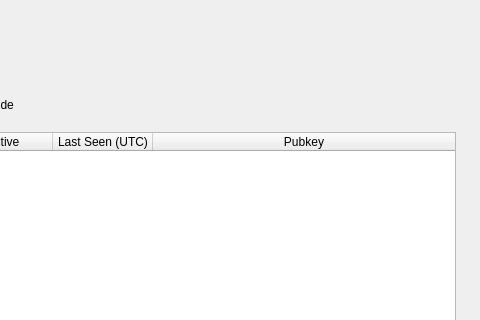
Old version of the form src/qt/forms/masternodelist.ui in the repository MichaelHDesigns/lunarium; both pictures show x 472 to 952 and y 0 to 320 of the 952 by 457 pixel window.
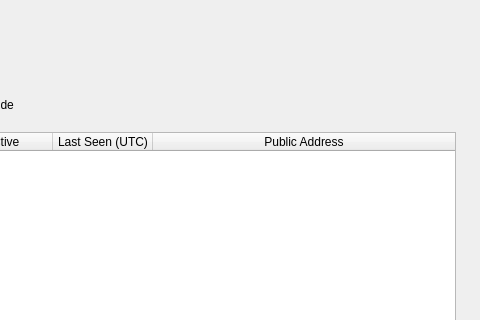
New version of the form.

```diff
--- a/src/qt/forms/masternodelist.ui
+++ b/src/qt/forms/masternodelist.ui
@@ -272,7 +272,7 @@
                   </column>
                   <column>
                    <property name="text">
-                    <string>Pubkey</string>
+                    <string>Public Address</string>
                    </property>
                   </column>
                  </widget>
```
